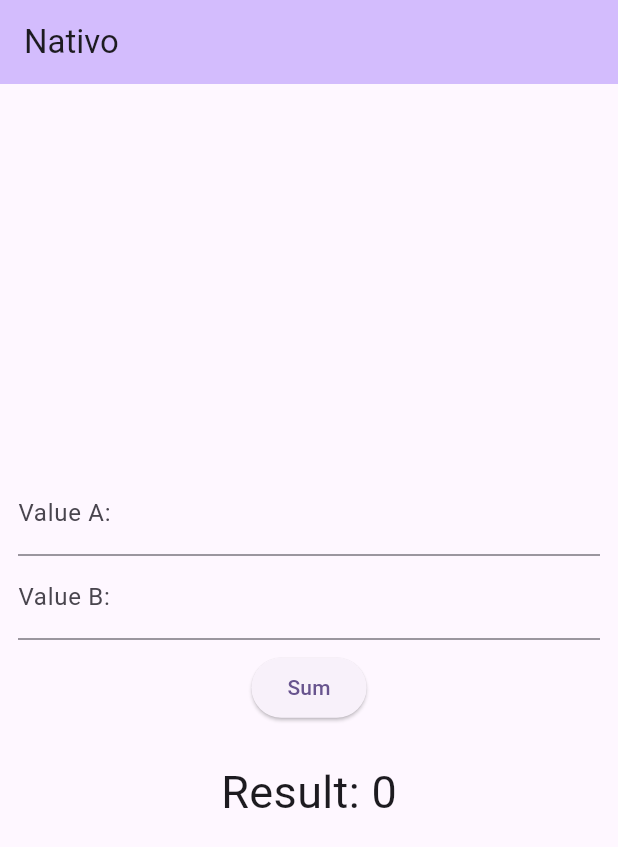
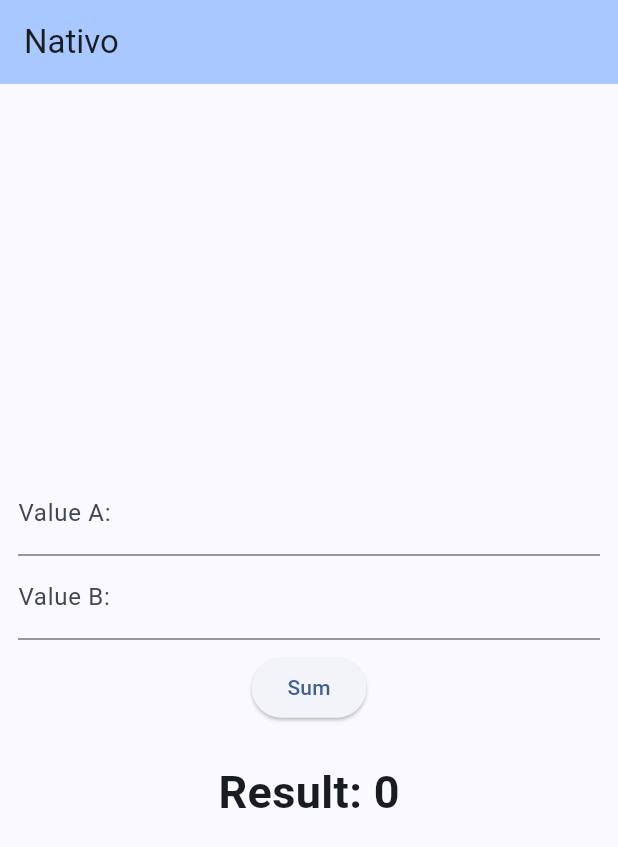
Before and after one commit to GoedertDalmolin/flutter_and_native_code, a Flutter app: the screen it shows after launch, after a tap on "Sum", on a phone screen of 412 x 824 dp. Shown: the top 847 px of the screen. Run offline on Flutter 3.47's test engine with Material 3 defaults, Android fonts, the light colour scheme and no system bars.

Commit message:
Added native functions in MainActivity.kt. Updated Main.dart to call native MainActivity.kt functions through the flutter MethodChannel.

```diff
--- a/lib/main.dart
+++ b/lib/main.dart
@@ -1,4 +1,5 @@
 import 'package:flutter/material.dart';
+import 'package:flutter/services.dart';
 
 void main() {
   runApp(const MyApp());
@@ -12,7 +13,7 @@
     return MaterialApp(
       title: 'Flutter Demo',
       theme: ThemeData(
-        colorScheme: ColorScheme.fromSeed(seedColor: Colors.deepPurple),
+        colorScheme: ColorScheme.fromSeed(seedColor: const Color(0xFF313338)),
         useMaterial3: true,
       ),
       debugShowCheckedModeBanner: false,
@@ -35,10 +36,23 @@
   int _b = 0;
   int _sum = 0;
 
-  calcSum() {
-    setState(() {
-      _sum = _a + _b;
-    });
+  Future calcSum() async {
+    const channel = MethodChannel('bgd.com.br/calculator');
+
+    try {
+      final sum = await channel.invokeMethod('calcSum', {
+        'a': _a,
+        'b': _b,
+      });
+
+      setState(() {
+        _sum = sum;
+      });
+    } on PlatformException catch (e) {
+      setState(() {
+        _sum = 0;
+      });
+    }
   }
 
   @override
@@ -93,6 +107,8 @@
                   'Result: $_sum',
                   style: const TextStyle(
                     fontSize: 30,
+                    fontWeight: FontWeight.w600,
+                    fontFamily: 'Roboto',
                   ),
                 ),
               ),
```
Also changed, not shown: 1 other file.
